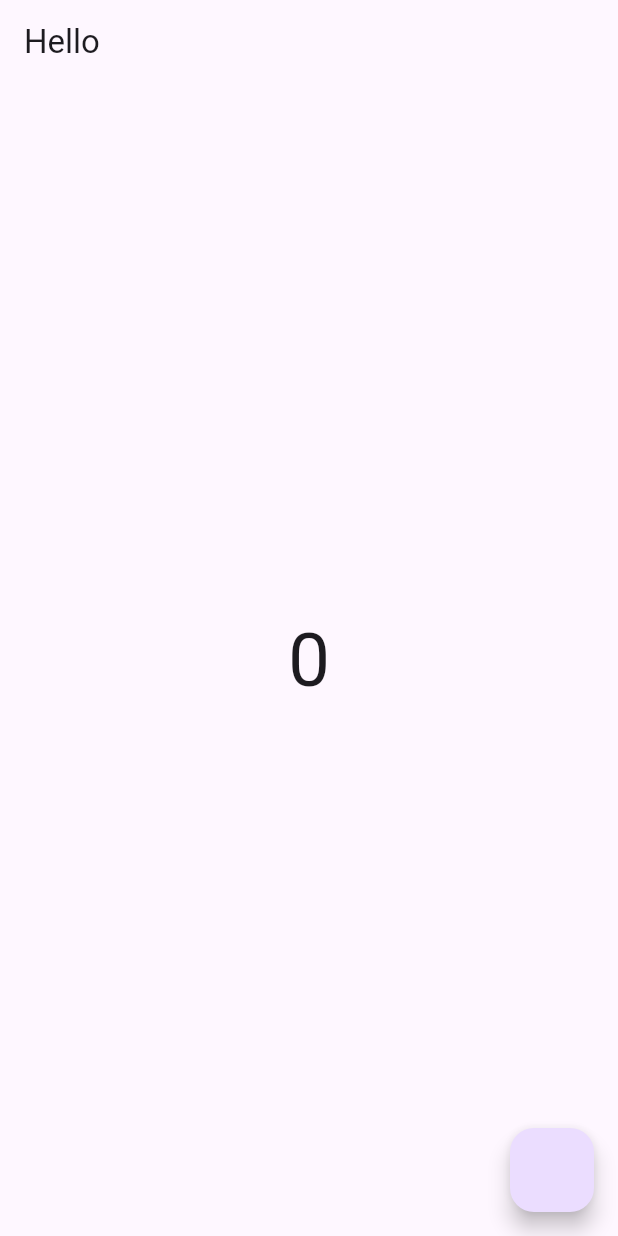
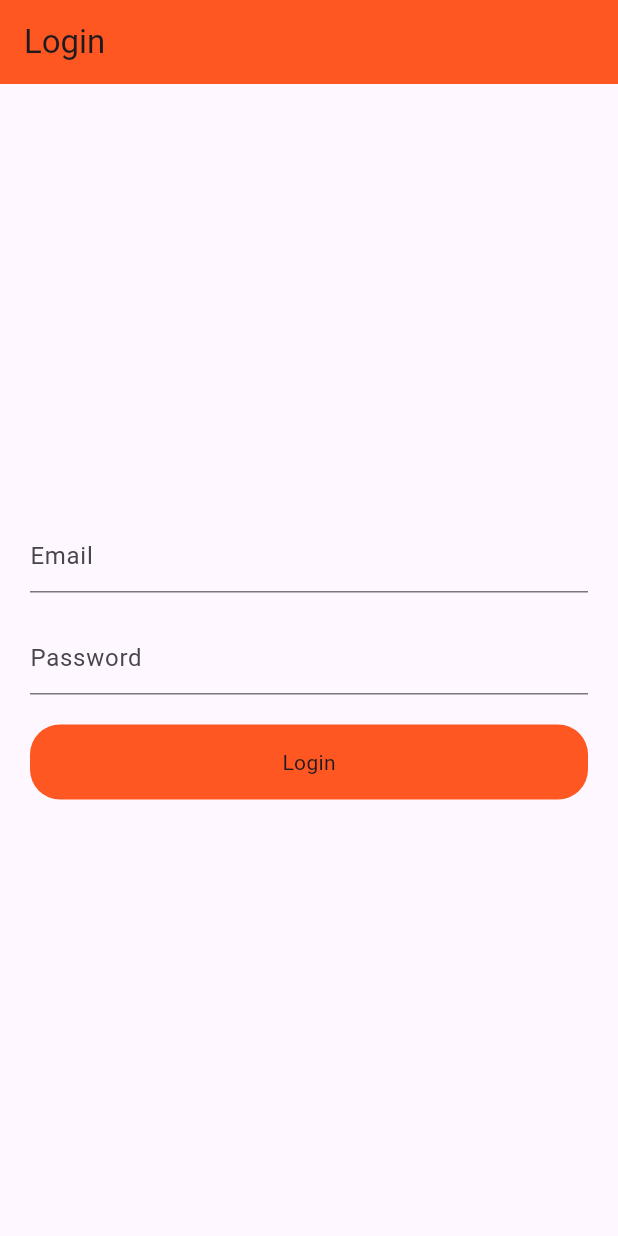
Before and after one commit to sumitpant190/learning_provider, a Flutter app: the screen it shows after launch, on a phone screen of 412 x 824 dp. Run offline on Flutter 3.47's test engine with Material 2 defaults, Android fonts, the phone set to English and light mode, and no system bars.

Commit message:
login with rest api and provider

```diff
--- a/lib/main.dart
+++ b/lib/main.dart
@@ -1,4 +1,5 @@
 import 'package:flutter/material.dart';
+import 'package:learning_provider/provider/auth_provider.dart';
 import 'package:learning_provider/provider/count_provider.dart';
 import 'package:learning_provider/provider/example_one_provider.dart';
 import 'package:learning_provider/provider/favourite_provider.dart';
@@ -7,6 +8,7 @@
 import 'package:learning_provider/screens/dark_theme.dart';
 import 'package:learning_provider/screens/example_one.dart';
 import 'package:learning_provider/screens/favourite/favourite_screen.dart';
+import 'package:learning_provider/screens/login.dart';
 import 'package:learning_provider/screens/notify_listeners_screen.dart';
 import 'package:provider/provider.dart';
 
@@ -34,6 +36,9 @@
           ChangeNotifierProvider(
             create: (_) => ThemeChanger(),
           ),
+          ChangeNotifierProvider(
+            create: (_) => AuthProvider(),
+          )
         ],
         child: Builder(builder: (context) {
           final themeChanger = Provider.of<ThemeChanger>(context);
@@ -47,7 +52,7 @@
               useMaterial3: true,
             ),
             darkTheme: ThemeData(brightness: Brightness.dark),
-            home: NotifyListenersScreen(),
+            home: LoginScreen(),
           );
         }));
   }
--- /dev/null
+++ b/lib/provider/auth_provider.dart
@@ -0,0 +1,31 @@
+import 'package:flutter/material.dart';
+import 'package:http/http.dart';
+
+class AuthProvider with ChangeNotifier {
+  bool _isLoading = false;
+  bool get isLoading => _isLoading;
+
+  void setLoading(bool value) {
+    _isLoading = value;
+    notifyListeners();
+  }
+
+  void login(String email, String password) async {
+    setLoading(true);
+    try {
+      Response response = await post(Uri.parse('https://reqres.in/api/login'),
+          body: {'email': email, 'password': password});
+      if (response.statusCode == 200) {
+        print('successfull');
+        setLoading(false);
+      } else {
+        print('error');
+        setLoading(false);
+      }
+    } catch (e) {
+      setLoading(false);
+
+      print(e.toString());
+    }
+  }
+}
--- /dev/null
+++ b/lib/screens/login.dart
@@ -0,0 +1,66 @@
+import 'package:flutter/material.dart';
+import 'package:learning_provider/provider/auth_provider.dart';
+import 'package:provider/provider.dart';
+
+class LoginScreen extends StatefulWidget {
+  const LoginScreen({super.key});
+
+  @override
+  State<LoginScreen> createState() => _LoginScreenState();
+}
+
+class _LoginScreenState extends State<LoginScreen> {
+  TextEditingController emailController = TextEditingController();
+  TextEditingController passwordController = TextEditingController();
+
+  @override
+  Widget build(BuildContext context) {
+    final authProvider = Provider.of<AuthProvider>(context);
+    print('build');
+    return Scaffold(
+      appBar: AppBar(
+        backgroundColor: Colors.deepOrange,
+        title: Text('Login'),
+      ),
+      body: Padding(
+        padding: const EdgeInsets.all(20.0),
+        child: Column(
+          mainAxisAlignment: MainAxisAlignment.center,
+          crossAxisAlignment: CrossAxisAlignment.center,
+          children: [
+            TextFormField(
+              controller: emailController,
+              decoration: InputDecoration(hintText: 'Email'),
+            ),
+            SizedBox(
+              height: 20,
+            ),
+            TextFormField(
+              controller: passwordController,
+              decoration: InputDecoration(hintText: 'Password'),
+            ),
+            SizedBox(
+              height: 20,
+            ),
+            InkWell(
+              onTap: () {
+                authProvider.login(
+                    emailController.text, passwordController.text);
+              },
+              child: Container(
+                height: 50,
+                decoration: BoxDecoration(
+                    color: Colors.deepOrange,
+                    borderRadius: BorderRadius.circular(20)),
+                child: Center(
+                    child: authProvider.isLoading
+                        ? CircularProgressIndicator()
+                        : Text('Login')),
+              ),
+            ),
+          ],
+        ),
+      ),
+    );
+  }
+}
--- a/pubspec.yaml
+++ b/pubspec.yaml
@@ -36,6 +36,7 @@
   # Use with the CupertinoIcons class for iOS style icons.
   cupertino_icons: ^1.0.2
   provider: ^6.0.5
+  http: ^1.0.0
 
 dev_dependencies:
   flutter_test:
```
Also changed, not shown: pubspec.lock.
